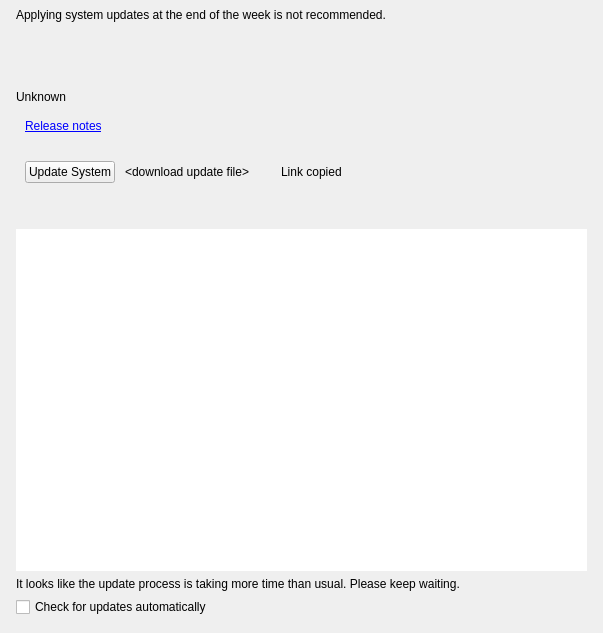
Qt form client/libclient/src/ui/widgets/system_settings/server_updates_widget.ui (networkoptix/nx_open) before a commit.
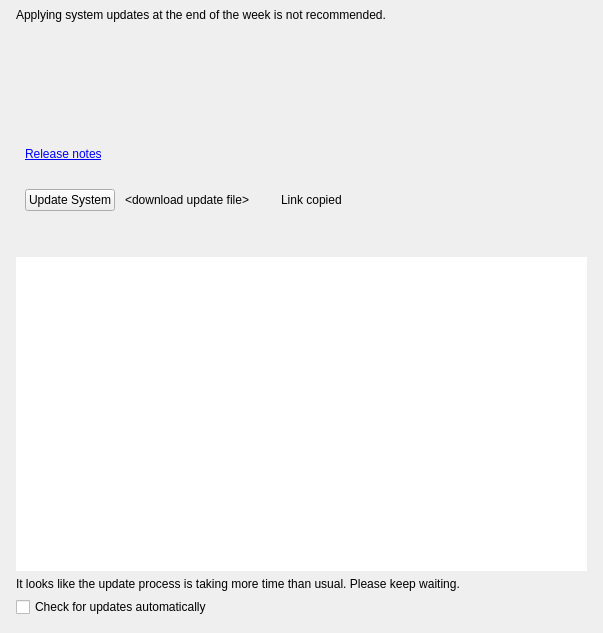
The same form after that commit. The open tabs and pages were chosen to show the change. Custom widgets are drawn as their Qt base class.

Commit message:
VMS-3480: Update Tab redesign
<==== Mercurial data ====>
Branch: dev_3.0.0_gui

```diff
--- a/client/libclient/src/ui/widgets/system_settings/server_updates_widget.ui
+++ b/client/libclient/src/ui/widgets/system_settings/server_updates_widget.ui
@@ -73,6 +73,9 @@
         </property>
         <widget class="QWidget" name="selectUpdateTypePage">
          <layout class="QHBoxLayout" name="titleHorizontalLayout">
+          <property name="spacing">
+           <number>2</number>
+          </property>
           <item>
            <widget class="QLabel" name="versionTitleLabel">
             <property name="text">
@@ -84,14 +87,14 @@
            <widget class="QPushButton" name="selectUpdateTypeButton">
             <property name="minimumSize">
              <size>
-              <width>20</width>
-              <height>20</height>
+              <width>24</width>
+              <height>24</height>
              </size>
             </property>
             <property name="maximumSize">
              <size>
-              <width>20</width>
-              <height>20</height>
+              <width>24</width>
+              <height>24</height>
              </size>
             </property>
             <property name="focusPolicy">
@@ -102,8 +105,8 @@
             </property>
             <property name="iconSize">
              <size>
-              <width>20</width>
-              <height>20</height>
+              <width>24</width>
+              <height>24</height>
              </size>
             </property>
             <property name="flat">
@@ -112,120 +115,54 @@
            </widget>
           </item>
           <item>
-           <spacer name="horizontalSpacer">
+           <spacer name="horizontalSpacer_4">
             <property name="orientation">
              <enum>Qt::Horizontal</enum>
             </property>
-            <property name="sizeType">
-             <enum>QSizePolicy::Fixed</enum>
-            </property>
             <property name="sizeHint" stdset="0">
              <size>
-              <width>8</width>
+              <width>40</width>
               <height>20</height>
              </size>
             </property>
            </spacer>
           </item>
           <item>
-           <widget class="QStackedWidget" name="refreshWidget">
+           <widget class="QPushButton" name="refreshButton">
             <property name="sizePolicy">
              <sizepolicy hsizetype="Fixed" vsizetype="Fixed">
               <horstretch>0</horstretch>
               <verstretch>0</verstretch>
              </sizepolicy>
             </property>
-            <property name="currentIndex">
-             <number>0</number>
+            <property name="minimumSize">
+             <size>
+              <width>24</width>
+              <height>24</height>
+             </size>
             </property>
-            <widget class="QWidget" name="refreshPage">
-             <layout class="QHBoxLayout" name="horizontalLayout_7">
-              <property name="leftMargin">
-               <number>0</number>
-              </property>
-              <property name="topMargin">
-               <number>0</number>
-              </property>
-              <property name="rightMargin">
-               <number>0</number>
-              </property>
-              <property name="bottomMargin">
-               <number>0</number>
-              </property>
-              <item>
-               <widget class="QPushButton" name="refreshButton">
-                <property name="minimumSize">
-                 <size>
-                  <width>20</width>
-                  <height>20</height>
-                 </size>
-                </property>
-                <property name="maximumSize">
-                 <size>
-                  <width>20</width>
-                  <height>20</height>
-                 </size>
-                </property>
-                <property name="mouseTracking">
-                 <bool>true</bool>
-                </property>
-                <property name="focusPolicy">
-                 <enum>Qt::NoFocus</enum>
-                </property>
-                <property name="flat">
-                 <bool>true</bool>
-                </property>
-               </widget>
-              </item>
-             </layout>
-            </widget>
-            <widget class="QWidget" name="progressPage">
-             <layout class="QHBoxLayout" name="horizontalLayout_8">
-              <property name="leftMargin">
-               <number>0</number>
-              </property>
-              <property name="topMargin">
-               <number>0</number>
-              </property>
-              <property name="rightMargin">
-               <number>0</number>
-              </property>
-              <property name="bottomMargin">
-               <number>0</number>
-              </property>
-              <item>
-               <widget class="QnProgressWidget" name="infiniteProgress" native="true">
-                <property name="minimumSize">
-                 <size>
-                  <width>20</width>
-                  <height>20</height>
-                 </size>
-                </property>
-                <property name="maximumSize">
-                 <size>
-                  <width>20</width>
-                  <height>20</height>
-                 </size>
-                </property>
-               </widget>
-              </item>
-             </layout>
-            </widget>
-            <widget class="QWidget" name="emptyPage"/>
-           </widget>
-          </item>
-          <item>
-           <spacer name="horizontalSpacer_4">
-            <property name="orientation">
-             <enum>Qt::Horizontal</enum>
+            <property name="maximumSize">
+             <size>
+              <width>24</width>
+              <height>24</height>
+             </size>
             </property>
-            <property name="sizeHint" stdset="0">
+            <property name="mouseTracking">
+             <bool>true</bool>
+            </property>
+            <property name="focusPolicy">
+             <enum>Qt::TabFocus</enum>
+            </property>
+            <property name="iconSize">
              <size>
-              <width>40</width>
+              <width>20</width>
               <height>20</height>
              </size>
             </property>
-           </spacer>
+            <property name="flat">
+             <bool>true</bool>
+            </property>
+           </widget>
           </item>
          </layout>
         </widget>
@@ -256,10 +193,41 @@
        </widget>
       </item>
       <item>
-       <widget class="QLabel" name="targetVersionLabel">
-        <property name="text">
-         <string>Unknown</string>
+       <widget class="QStackedWidget" name="versionStackedWidget">
+        <property name="currentIndex">
+         <number>0</number>
         </property>
+        <widget class="QWidget" name="versionPage">
+         <layout class="QHBoxLayout" name="horizontalLayout_6">
+          <item>
+           <widget class="QLabel" name="targetVersionLabel">
+            <property name="text">
+             <string notr="true">3.0.0.12345</string>
+            </property>
+           </widget>
+          </item>
+         </layout>
+        </widget>
+        <widget class="QWidget" name="checkingPage">
+         <layout class="QHBoxLayout" name="horizontalLayout_7">
+          <item>
+           <widget class="QnBusyIndicatorWidget" name="checkingProgress" native="true"/>
+          </item>
+          <item>
+           <spacer name="horizontalSpacer">
+            <property name="orientation">
+             <enum>Qt::Horizontal</enum>
+            </property>
+            <property name="sizeHint" stdset="0">
+             <size>
+              <width>534</width>
+              <height>20</height>
+             </size>
+            </property>
+           </spacer>
+          </item>
+         </layout>
+        </widget>
        </widget>
       </item>
       <item>
@@ -437,18 +405,18 @@
   </layout>
  </widget>
  <customwidgets>
-  <customwidget>
-   <class>QnProgressWidget</class>
-   <extends>QWidget</extends>
-   <header location="global">ui/widgets/common/progress_widget.h</header>
-   <container>1</container>
-  </customwidget>
   <customwidget>
    <class>QnPanel</class>
    <extends>QWidget</extends>
    <header location="global">ui/widgets/common/panel.h</header>
    <container>1</container>
   </customwidget>
+  <customwidget>
+   <class>QnBusyIndicatorWidget</class>
+   <extends>QWidget</extends>
+   <header location="global">ui/widgets/common/busy_indicator.h</header>
+   <container>1</container>
+  </customwidget>
  </customwidgets>
  <tabstops>
   <tabstop>refreshButton</tabstop>
```
Left out of the diff: 5 changed lines with no effect on the pictures. The commit also changes 1 other file.
